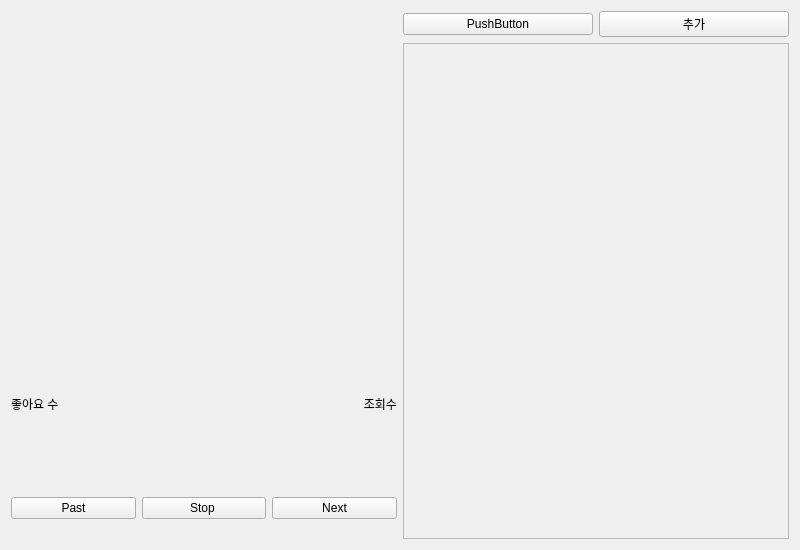
Above: widget.ui from fbqweasd/YouTube-Music-Player before the change. Below: the same form after it.
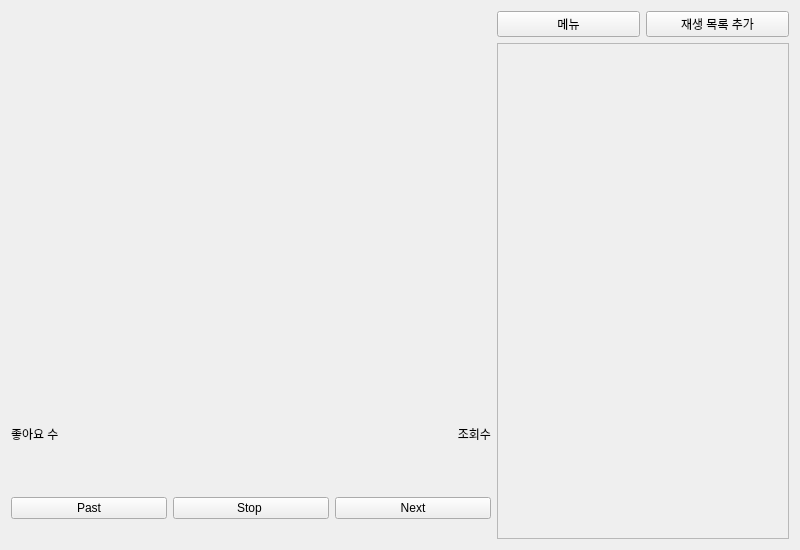
That is the form after the change.

```diff
--- a/widget.ui
+++ b/widget.ui
@@ -36,19 +36,22 @@
           <widget class="QLabel" name="Thumbnail">
            <property name="minimumSize">
             <size>
-             <width>300</width>
-             <height>300</height>
+             <width>480</width>
+             <height>360</height>
             </size>
            </property>
            <property name="maximumSize">
             <size>
-             <width>256</width>
-             <height>256</height>
+             <width>400</width>
+             <height>400</height>
             </size>
            </property>
            <property name="text">
             <string/>
            </property>
+           <property name="alignment">
+            <set>Qt::AlignCenter</set>
+           </property>
           </widget>
          </item>
         </layout>
@@ -121,14 +124,14 @@
          <item>
           <widget class="QPushButton" name="pushButton_2">
            <property name="text">
-            <string>PushButton</string>
+            <string>메뉴</string>
            </property>
           </widget>
          </item>
          <item>
           <widget class="QPushButton" name="AddButton">
            <property name="text">
-            <string>추가</string>
+            <string>재생 목록 추가</string>
            </property>
           </widget>
          </item>
@@ -156,7 +159,7 @@
            <rect>
             <x>0</x>
             <y>0</y>
-            <width>383</width>
+            <width>286</width>
             <height>498</height>
            </rect>
           </property>
```
Left out of the diff: 2 changed lines with no effect on the pictures.
